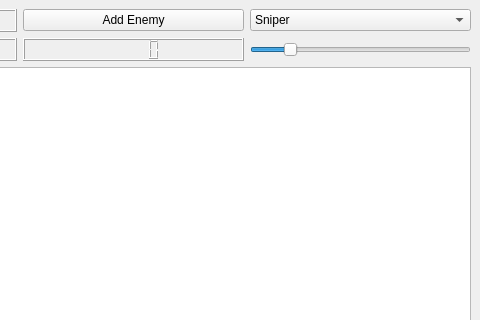
First picture: the form in mainwindow.ui, repository natemcoleman/endlessgame, before the edit; both pictures show x 213 to 693 and y 0 to 320 of the 693 by 518 pixel window.
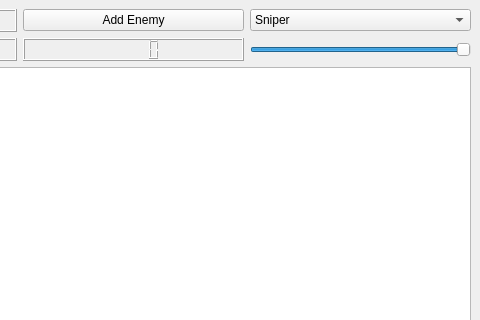
Second picture: the form after the edit.

Commit message: fixed mouse cursor finding

What changed in the file:
```diff
--- a/mainwindow.ui
+++ b/mainwindow.ui
@@ -102,10 +102,10 @@
              <number>1</number>
             </property>
             <property name="maximum">
-             <number>20</number>
+             <number>100</number>
             </property>
             <property name="value">
-             <number>4</number>
+             <number>100</number>
             </property>
             <property name="orientation">
              <enum>Qt::Horizontal</enum>
```
Left out of the diff: 2 changed lines with no effect on the pictures. The commit also changes 2 other files.
